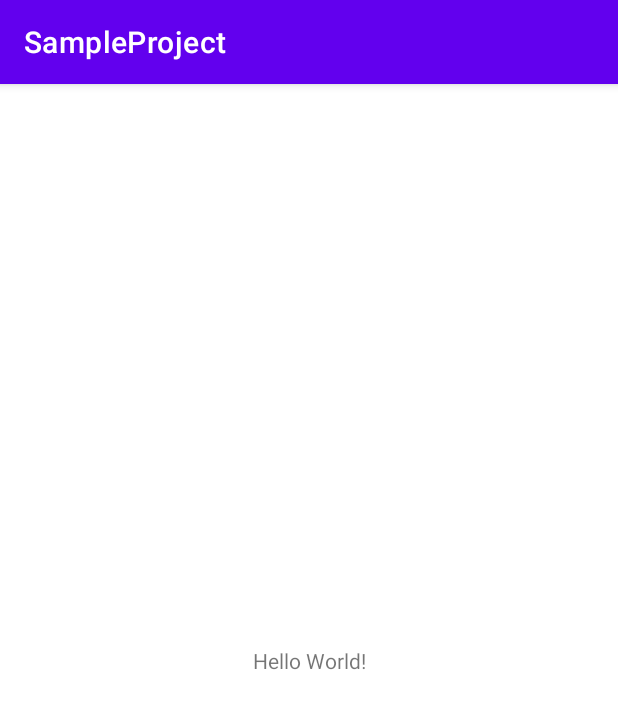
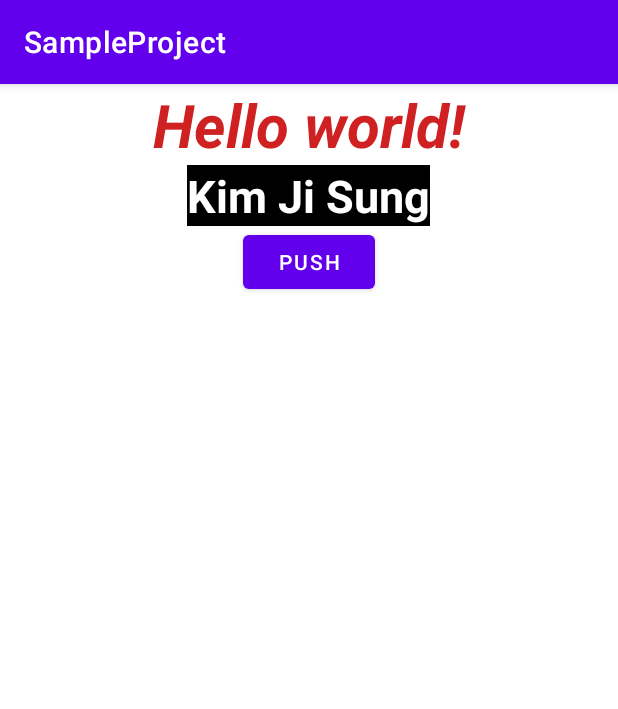
Before and after one commit to Tomson0119/Android-Programming, an Android app: the screen it shows after launch (MainActivity), on a phone screen of 412 x 824 dp. Shown: the top 709 px of the screen. Run offline under Robolectric (Android 15) with nearby library versions, the phone set to English and light mode, and no system bars.

Commit message:
버튼, 텍스트 뷰와 상호작용 테스트

```diff
--- a/Sample/SampleProject/app/src/main/java/kr/ac/tukorea/gamekim2016180014/SampleProject/MainActivity.java
+++ b/Sample/SampleProject/app/src/main/java/kr/ac/tukorea/gamekim2016180014/SampleProject/MainActivity.java
@@ -1,14 +1,32 @@
 package kr.ac.tukorea.gamekim2016180014.SampleProject;
+
+import android.os.Bundle;
+import android.widget.Button;
+import android.widget.TextView;
 
 import androidx.appcompat.app.AppCompatActivity;
 
-import android.os.Bundle;
+import java.util.ArrayList;
 
+/**
+ * <p>extends : 클래스 상속.</p>
+ * <p>MainActivity : 프로그램 시작점.</p>
+ * <p>manifests : application의 기본 설정들을 모아놓은 파일.</p>
+ * <p>activity들을 여러 개 넣을 수 있으며, icon, theme 등을 설정할 수 있다.</p>
+ */
 public class MainActivity extends AppCompatActivity {
 
     @Override
     protected void onCreate(Bundle savedInstanceState) {
         super.onCreate(savedInstanceState);
         setContentView(R.layout.activity_main);
+
+        TextView txtView = findViewById(R.id.nameText);
+        txtView.setText("Kim Ji Sung");
+    }
+
+    private void onButtonPushed() {
+        TextView txtView = findViewById(R.id.nameText);
+        txtView.setText("Button has pushed");
     }
 }
--- a/Sample/SampleProject/app/src/main/res/layout/activity_main.xml
+++ b/Sample/SampleProject/app/src/main/res/layout/activity_main.xml
@@ -1,18 +1,40 @@
 <?xml version="1.0" encoding="utf-8"?>
-<androidx.constraintlayout.widget.ConstraintLayout xmlns:android="http://schemas.android.com/apk/res/android"
+<androidx.appcompat.widget.LinearLayoutCompat xmlns:android="http://schemas.android.com/apk/res/android"
     xmlns:app="http://schemas.android.com/apk/res-auto"
     xmlns:tools="http://schemas.android.com/tools"
     android:layout_width="match_parent"
     android:layout_height="match_parent"
+    android:orientation="vertical"
+    android:visibility="visible"
     tools:context=".MainActivity">
 
     <TextView
+        android:layout_width="match_parent"
+        android:layout_height="wrap_content"
+        android:fontFamily="sans-serif"
+        android:gravity="center"
+        android:text="Hello world!"
+        android:textColor="#CF2121"
+        android:textSize="40sp"
+        android:textStyle="bold|italic" />
+
+    <TextView
+        android:id="@+id/nameText"
         android:layout_width="wrap_content"
         android:layout_height="wrap_content"
-        android:text="Hello World!"
-        app:layout_constraintBottom_toBottomOf="parent"
-        app:layout_constraintLeft_toLeftOf="parent"
-        app:layout_constraintRight_toRightOf="parent"
-        app:layout_constraintTop_toTopOf="parent" />
+        android:layout_gravity="center"
+        android:background="#000000"
+        android:text="TUKOREA"
+        android:textColor="#FFFFFF"
+        android:textSize="30sp"
+        android:textStyle="bold" />
 
-</androidx.constraintlayout.widget.ConstraintLayout>
+    <Button
+        android:id="@+id/button"
+        android:layout_width="wrap_content"
+        android:layout_height="wrap_content"
+        android:layout_gravity="center"
+        android:text="Push"
+        android:onClick="onButtonPushed"/>
+
+</androidx.appcompat.widget.LinearLayoutCompat>
```
